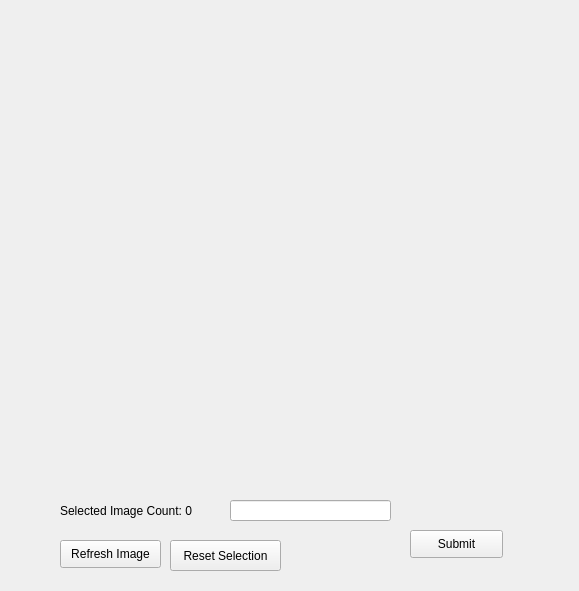
The window that src/views/authenticate_views/image_password_view.ui (devforgely/MFA-Simulator) describes before a commit, drawn with Qt 5.
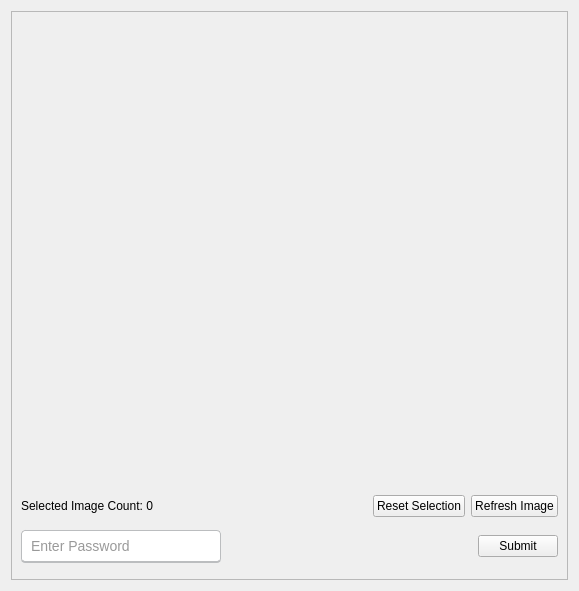
The same window after the commit.

```diff
--- a/src/views/authenticate_views/image_password_view.ui
+++ b/src/views/authenticate_views/image_password_view.ui
@@ -13,83 +13,179 @@
   <property name="windowTitle">
    <string>Form</string>
   </property>
-  <widget class="QWidget" name="gridLayoutWidget">
-   <property name="geometry">
-    <rect>
-     <x>60</x>
-     <y>30</y>
-     <width>450</width>
-     <height>450</height>
-    </rect>
-   </property>
-   <layout class="QGridLayout" name="image_view" rowminimumheight="0" columnminimumwidth="0">
-    <property name="spacing">
-     <number>5</number>
-    </property>
-   </layout>
-  </widget>
-  <widget class="QPushButton" name="submit_btn">
-   <property name="geometry">
-    <rect>
-     <x>410</x>
-     <y>530</y>
-     <width>93</width>
-     <height>28</height>
-    </rect>
-   </property>
-   <property name="text">
-    <string>Submit</string>
-   </property>
-  </widget>
-  <widget class="QPushButton" name="refresh_btn">
-   <property name="geometry">
-    <rect>
-     <x>60</x>
-     <y>540</y>
-     <width>101</width>
-     <height>28</height>
-    </rect>
-   </property>
-   <property name="text">
-    <string>Refresh Image</string>
-   </property>
-  </widget>
-  <widget class="QLabel" name="select_lbl">
-   <property name="geometry">
-    <rect>
-     <x>60</x>
-     <y>500</y>
-     <width>161</width>
-     <height>21</height>
-    </rect>
-   </property>
-   <property name="text">
-    <string>Selected Image Count: 0</string>
-   </property>
-  </widget>
-  <widget class="QLineEdit" name="password_field">
-   <property name="geometry">
-    <rect>
-     <x>230</x>
-     <y>500</y>
-     <width>161</width>
-     <height>21</height>
-    </rect>
-   </property>
-  </widget>
-  <widget class="QPushButton" name="reset_btn">
-   <property name="geometry">
-    <rect>
-     <x>170</x>
-     <y>540</y>
-     <width>111</width>
-     <height>31</height>
-    </rect>
-   </property>
-   <property name="text">
-    <string>Reset Selection</string>
-   </property>
-  </widget>
+  <layout class="QHBoxLayout" name="horizontalLayout_3">
+   <item>
+    <widget class="QFrame" name="left_frame">
+     <property name="minimumSize">
+      <size>
+       <width>315</width>
+       <height>0</height>
+      </size>
+     </property>
+     <property name="maximumSize">
+      <size>
+       <width>615</width>
+       <height>16777215</height>
+      </size>
+     </property>
+     <property name="styleSheet">
+      <string notr="true">QLineEdit {
+	height: 30px;
+	width: 200px;
+  	margin: 7px 0;
+	padding: 0 7px;
+	border: 1.2px solid #bbbdbf;
+ 	border-bottom-width: 2px;
+ 	border-radius: 4px;
+	font-size: 14px;
+	font-weight: 400;
+	color: #333;
+}
+
+QLineEdit:focus {
+	border-color: #4070f4;
+}</string>
+     </property>
+     <property name="frameShape">
+      <enum>QFrame::StyledPanel</enum>
+     </property>
+     <property name="frameShadow">
+      <enum>QFrame::Raised</enum>
+     </property>
+     <layout class="QVBoxLayout" name="verticalLayout_2" stretch="0,0,0">
+      <item>
+       <widget class="QFrame" name="image_view">
+        <property name="minimumSize">
+         <size>
+          <width>400</width>
+          <height>400</height>
+         </size>
+        </property>
+        <property name="frameShape">
+         <enum>QFrame::NoFrame</enum>
+        </property>
+        <property name="frameShadow">
+         <enum>QFrame::Plain</enum>
+        </property>
+        <layout class="QGridLayout" name="gridLayout" columnstretch="0">
+         <property name="leftMargin">
+          <number>0</number>
+         </property>
+         <property name="topMargin">
+          <number>0</number>
+         </property>
+         <property name="rightMargin">
+          <number>0</number>
+         </property>
+         <property name="bottomMargin">
+          <number>0</number>
+         </property>
+         <property name="spacing">
+          <number>5</number>
+         </property>
+        </layout>
+       </widget>
+      </item>
+      <item>
+       <layout class="QHBoxLayout" name="horizontalLayout_2">
+        <item>
+         <widget class="QLabel" name="select_lbl">
+          <property name="text">
+           <string>Selected Image Count: 0</string>
+          </property>
+         </widget>
+        </item>
+        <item>
+         <spacer name="horizontalSpacer_2">
+          <property name="orientation">
+           <enum>Qt::Horizontal</enum>
+          </property>
+          <property name="sizeHint" stdset="0">
+           <size>
+            <width>40</width>
+            <height>20</height>
+           </size>
+          </property>
+         </spacer>
+        </item>
+        <item>
+         <widget class="QPushButton" name="reset_btn">
+          <property name="text">
+           <string>Reset Selection</string>
+          </property>
+         </widget>
+        </item>
+        <item>
+         <widget class="QPushButton" name="refresh_btn">
+          <property name="text">
+           <string>Refresh Image</string>
+          </property>
+         </widget>
+        </item>
+       </layout>
+      </item>
+      <item>
+       <layout class="QHBoxLayout" name="horizontalLayout">
+        <property name="spacing">
+         <number>5</number>
+        </property>
+        <item>
+         <widget class="QLineEdit" name="password_field">
+          <property name="sizePolicy">
+           <sizepolicy hsizetype="Minimum" vsizetype="Fixed">
+            <horstretch>0</horstretch>
+            <verstretch>0</verstretch>
+           </sizepolicy>
+          </property>
+          <property name="minimumSize">
+           <size>
+            <width>120</width>
+            <height>0</height>
+           </size>
+          </property>
+          <property name="maximumSize">
+           <size>
+            <width>200</width>
+            <height>16777215</height>
+           </size>
+          </property>
+          <property name="maxLength">
+           <number>127</number>
+          </property>
+          <property name="frame">
+           <bool>false</bool>
+          </property>
+          <property name="placeholderText">
+           <string>Enter Password</string>
+          </property>
+         </widget>
+        </item>
+        <item>
+         <spacer name="horizontalSpacer">
+          <property name="orientation">
+           <enum>Qt::Horizontal</enum>
+          </property>
+          <property name="sizeHint" stdset="0">
+           <size>
+            <width>40</width>
+            <height>20</height>
+           </size>
+          </property>
+         </spacer>
+        </item>
+        <item>
+         <widget class="QPushButton" name="submit_btn">
+          <property name="text">
+           <string>Submit</string>
+          </property>
+         </widget>
+        </item>
+       </layout>
+      </item>
+     </layout>
+    </widget>
+   </item>
+  </layout>
  </widget>
  <resources/>
  <connections/>
```
